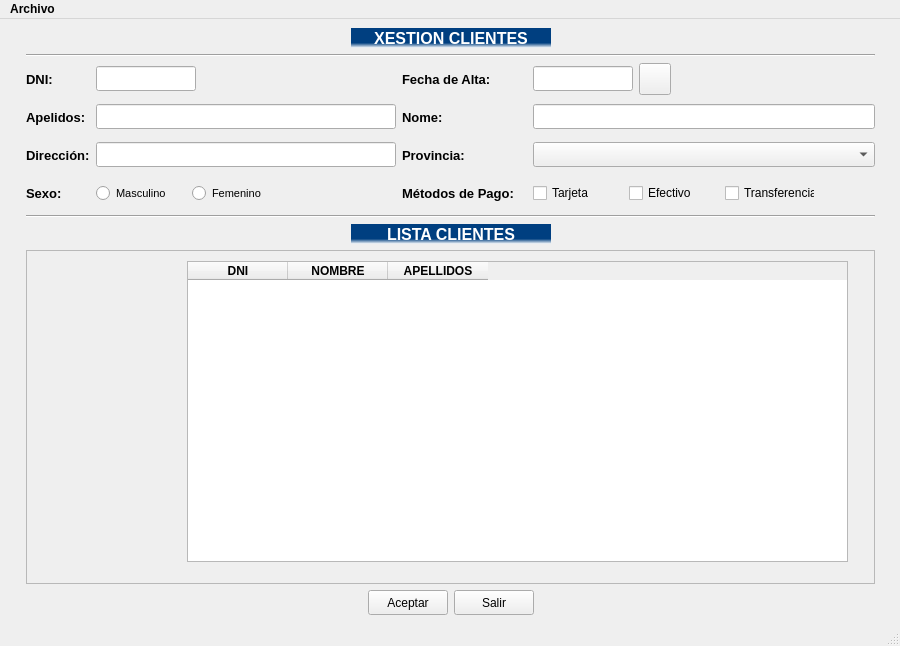
The window that ventana.ui (MelonRodante/ProyectoUno) describes before a commit, drawn with Qt 5.
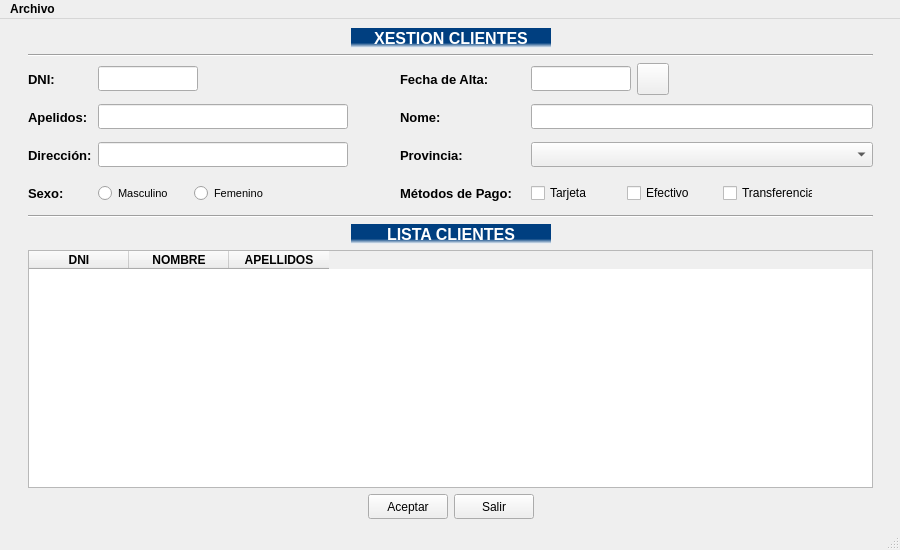
The same window after the commit. Icons and pictures are not drawn.

Commit message: Cambios en el layout y ventanas modales

Patch:
```diff
--- a/ventana.ui
+++ b/ventana.ui
@@ -7,13 +7,13 @@
     <x>0</x>
     <y>0</y>
     <width>900</width>
-    <height>646</height>
+    <height>550</height>
    </rect>
   </property>
   <property name="minimumSize">
    <size>
     <width>900</width>
-    <height>300</height>
+    <height>500</height>
    </size>
   </property>
   <property name="font">
@@ -67,173 +67,60 @@
       <property name="bottomMargin">
        <number>0</number>
       </property>
-      <item row="0" column="0" colspan="4">
-       <layout class="QHBoxLayout" name="hlTitulo">
-        <item>
-         <spacer name="horizontalSpacer_3">
-          <property name="orientation">
-           <enum>Qt::Horizontal</enum>
-          </property>
-          <property name="sizeHint" stdset="0">
-           <size>
-            <width>40</width>
-            <height>20</height>
-           </size>
-          </property>
-         </spacer>
-        </item>
-        <item>
-         <widget class="QLabel" name="lblTitulo">
-          <property name="minimumSize">
-           <size>
-            <width>200</width>
-            <height>20</height>
-           </size>
-          </property>
-          <property name="maximumSize">
-           <size>
-            <width>200</width>
-            <height>20</height>
-           </size>
-          </property>
-          <property name="font">
-           <font>
-            <pointsize>12</pointsize>
-            <weight>75</weight>
-            <bold>true</bold>
-           </font>
-          </property>
-          <property name="styleSheet">
-           <string notr="true">background-color: qlineargradient(spread:pad, x1:0, y1:0.743864, x2:0, y2:1, stop:0 rgba(0, 63, 128, 255), stop:1 rgba(255, 255, 255, 255));
-color: rgb(255, 255, 255);</string>
-          </property>
-          <property name="text">
-           <string>XESTION CLIENTES</string>
-          </property>
-          <property name="textFormat">
-           <enum>Qt::AutoText</enum>
-          </property>
-          <property name="scaledContents">
-           <bool>false</bool>
-          </property>
-          <property name="alignment">
-           <set>Qt::AlignCenter</set>
-          </property>
-         </widget>
-        </item>
-        <item>
-         <spacer name="horizontalSpacer_2">
-          <property name="orientation">
-           <enum>Qt::Horizontal</enum>
-          </property>
-          <property name="sizeHint" stdset="0">
-           <size>
-            <width>40</width>
-            <height>20</height>
-           </size>
-          </property>
-         </spacer>
-        </item>
-       </layout>
-      </item>
-      <item row="4" column="0">
-       <widget class="QLabel" name="lblApellidos">
-        <property name="sizePolicy">
-         <sizepolicy hsizetype="Fixed" vsizetype="Fixed">
-          <horstretch>0</horstretch>
-          <verstretch>0</verstretch>
-         </sizepolicy>
-        </property>
-        <property name="minimumSize">
-         <size>
-          <width>64</width>
-          <height>32</height>
-         </size>
-        </property>
-        <property name="maximumSize">
-         <size>
-          <width>64</width>
-          <height>32</height>
-         </size>
-        </property>
-        <property name="font">
-         <font>
-          <family>Tahoma</family>
-          <pointsize>10</pointsize>
-          <weight>75</weight>
-          <bold>true</bold>
-         </font>
-        </property>
-        <property name="text">
-         <string>Apelidos:</string>
-        </property>
-       </widget>
-      </item>
-      <item row="4" column="1">
-       <widget class="QLineEdit" name="editApellido">
-        <property name="minimumSize">
-         <size>
-          <width>300</width>
-          <height>25</height>
-         </size>
-        </property>
-        <property name="maximumSize">
-         <size>
-          <width>300</width>
-          <height>25</height>
-         </size>
-        </property>
-        <property name="font">
-         <font>
-          <family>Calibri</family>
-          <pointsize>12</pointsize>
-          <weight>50</weight>
-          <bold>false</bold>
-         </font>
-        </property>
-        <property name="text">
-         <string/>
-        </property>
-       </widget>
-      </item>
-      <item row="3" column="2">
-       <widget class="QLabel" name="lblFecha">
-        <property name="sizePolicy">
-         <sizepolicy hsizetype="Fixed" vsizetype="Fixed">
-          <horstretch>0</horstretch>
-          <verstretch>0</verstretch>
-         </sizepolicy>
-        </property>
-        <property name="minimumSize">
-         <size>
-          <width>125</width>
-          <height>32</height>
-         </size>
-        </property>
-        <property name="maximumSize">
-         <size>
-          <width>125</width>
-          <height>32</height>
-         </size>
-        </property>
-        <property name="font">
-         <font>
-          <family>Tahoma</family>
-          <pointsize>10</pointsize>
-          <weight>75</weight>
-          <bold>true</bold>
-         </font>
-        </property>
+      <item row="9" column="0" colspan="5">
+       <widget class="QTableWidget" name="tablaCli">
         <property name="frameShape">
-         <enum>QFrame::NoFrame</enum>
+         <enum>QFrame::StyledPanel</enum>
         </property>
-        <property name="text">
-         <string>Fecha de Alta:</string>
+        <property name="sizeAdjustPolicy">
+         <enum>QAbstractScrollArea::AdjustIgnored</enum>
         </property>
+        <column>
+         <property name="text">
+          <string>DNI</string>
+         </property>
+         <property name="font">
+          <font>
+           <weight>75</weight>
+           <bold>true</bold>
+          </font>
+         </property>
+         <property name="textAlignment">
+          <set>AlignCenter</set>
+         </property>
+        </column>
+        <column>
+         <property name="text">
+          <string>NOMBRE</string>
+         </property>
+         <property name="font">
+          <font>
+           <weight>75</weight>
+           <bold>true</bold>
+          </font>
+         </property>
+         <property name="textAlignment">
+          <set>AlignCenter</set>
+         </property>
+        </column>
+        <column>
+         <property name="text">
+          <string>APELLIDOS</string>
+         </property>
+         <property name="font">
+          <font>
+           <weight>75</weight>
+           <bold>true</bold>
+          </font>
+         </property>
+         <property name="textAlignment">
+          <set>AlignCenter</set>
+         </property>
+        </column>
        </widget>
       </item>
-      <item row="4" column="2">
-       <widget class="QLabel" name="lblNombre">
+      <item row="6" column="3">
+       <widget class="QLabel" name="lblPago">
         <property name="sizePolicy">
          <sizepolicy hsizetype="Fixed" vsizetype="Fixed">
           <horstretch>0</horstretch>
@@ -260,75 +147,92 @@
           <bold>true</bold>
          </font>
         </property>
-        <property name="layoutDirection">
-         <enum>Qt::LeftToRight</enum>
-        </property>
         <property name="text">
-         <string>Nome:</string>
+         <string>Métodos de Pago:</string>
         </property>
        </widget>
       </item>
-      <item row="5" column="1">
-       <widget class="QLineEdit" name="editDireccion">
-        <property name="minimumSize">
-         <size>
-          <width>300</width>
-          <height>25</height>
-         </size>
-        </property>
-        <property name="maximumSize">
-         <size>
-          <width>300</width>
-          <height>25</height>
-         </size>
-        </property>
-        <property name="font">
-         <font>
-          <family>Calibri</family>
-          <pointsize>12</pointsize>
-          <weight>50</weight>
-          <bold>false</bold>
-         </font>
-        </property>
-        <property name="text">
-         <string/>
-        </property>
-       </widget>
+      <item row="10" column="0" colspan="5">
+       <layout class="QHBoxLayout" name="hlBotones">
+        <item>
+         <spacer name="horizontalSpacer_4">
+          <property name="orientation">
+           <enum>Qt::Horizontal</enum>
+          </property>
+          <property name="sizeHint" stdset="0">
+           <size>
+            <width>40</width>
+            <height>20</height>
+           </size>
+          </property>
+         </spacer>
+        </item>
+        <item>
+         <widget class="QPushButton" name="btnAceptar">
+          <property name="minimumSize">
+           <size>
+            <width>80</width>
+            <height>25</height>
+           </size>
+          </property>
+          <property name="maximumSize">
+           <size>
+            <width>80</width>
+            <height>25</height>
+           </size>
+          </property>
+          <property name="font">
+           <font>
+            <weight>50</weight>
+            <bold>false</bold>
+           </font>
+          </property>
+          <property name="text">
+           <string>Aceptar</string>
+          </property>
+         </widget>
+        </item>
+        <item>
+         <widget class="QPushButton" name="btnSalir">
+          <property name="minimumSize">
+           <size>
+            <width>80</width>
+            <height>25</height>
+           </size>
+          </property>
+          <property name="maximumSize">
+           <size>
+            <width>80</width>
+            <height>25</height>
+           </size>
+          </property>
+          <property name="font">
+           <font>
+            <weight>50</weight>
+            <bold>false</bold>
+           </font>
+          </property>
+          <property name="text">
+           <string>Salir</string>
+          </property>
+         </widget>
+        </item>
+        <item>
+         <spacer name="horizontalSpacer_5">
+          <property name="orientation">
+           <enum>Qt::Horizontal</enum>
+          </property>
+          <property name="sizeHint" stdset="0">
+           <size>
+            <width>40</width>
+            <height>20</height>
+           </size>
+          </property>
+         </spacer>
+        </item>
+       </layout>
       </item>
-      <item row="5" column="2">
-       <widget class="QLabel" name="lblProvincia">
-        <property name="sizePolicy">
-         <sizepolicy hsizetype="Fixed" vsizetype="Fixed">
-          <horstretch>0</horstretch>
-          <verstretch>0</verstretch>
-         </sizepolicy>
-        </property>
-        <property name="minimumSize">
-         <size>
-          <width>125</width>
-          <height>32</height>
-         </size>
-        </property>
-        <property name="maximumSize">
-         <size>
-          <width>125</width>
-          <height>32</height>
-         </size>
-        </property>
-        <property name="font">
-         <font>
-          <family>Tahoma</family>
-          <pointsize>10</pointsize>
-          <weight>75</weight>
-          <bold>true</bold>
-         </font>
-        </property>
-        <property name="text">
-         <string>Provincia:</string>
-        </property>
-       </widget>
-      </item>
-      <item row="3" column="3">
+      <item row="3" column="4">
        <layout class="QHBoxLayout" name="hlFecha">
         <item>
          <widget class="QLineEdit" name="editFecha">
@@ -434,7 +338,235 @@
         </item>
        </layout>
       </item>
-      <item row="5" column="3">
+      <item row="4" column="0">
+       <widget class="QLabel" name="lblApellidos">
+        <property name="sizePolicy">
+         <sizepolicy hsizetype="Fixed" vsizetype="Fixed">
+          <horstretch>0</horstretch>
+          <verstretch>0</verstretch>
+         </sizepolicy>
+        </property>
+        <property name="minimumSize">
+         <size>
+          <width>64</width>
+          <height>32</height>
+         </size>
+        </property>
+        <property name="maximumSize">
+         <size>
+          <width>64</width>
+          <height>32</height>
+         </size>
+        </property>
+        <property name="font">
+         <font>
+          <family>Tahoma</family>
+          <pointsize>10</pointsize>
+          <weight>75</weight>
+          <bold>true</bold>
+         </font>
+        </property>
+        <property name="text">
+         <string>Apelidos:</string>
+        </property>
+       </widget>
+      </item>
+      <item row="0" column="0" colspan="5">
+       <layout class="QHBoxLayout" name="hlTitulo">
+        <item>
+         <spacer name="horizontalSpacer_3">
+          <property name="orientation">
+           <enum>Qt::Horizontal</enum>
+          </property>
+          <property name="sizeHint" stdset="0">
+           <size>
+            <width>40</width>
+            <height>20</height>
+           </size>
+          </property>
+         </spacer>
+        </item>
+        <item>
+         <widget class="QLabel" name="lblTitulo">
+          <property name="minimumSize">
+           <size>
+            <width>200</width>
+            <height>20</height>
+           </size>
+          </property>
+          <property name="maximumSize">
+           <size>
+            <width>200</width>
+            <height>20</height>
+           </size>
+          </property>
+          <property name="font">
+           <font>
+            <pointsize>12</pointsize>
+            <weight>75</weight>
+            <bold>true</bold>
+           </font>
+          </property>
+          <property name="styleSheet">
+           <string notr="true">background-color: qlineargradient(spread:pad, x1:0, y1:0.743864, x2:0, y2:1, stop:0 rgba(0, 63, 128, 255), stop:1 rgba(255, 255, 255, 255));
+color: rgb(255, 255, 255);</string>
+          </property>
+          <property name="text">
+           <string>XESTION CLIENTES</string>
+          </property>
+          <property name="textFormat">
+           <enum>Qt::AutoText</enum>
+          </property>
+          <property name="scaledContents">
+           <bool>false</bool>
+          </property>
+          <property name="alignment">
+           <set>Qt::AlignCenter</set>
+          </property>
+         </widget>
+        </item>
+        <item>
+         <spacer name="horizontalSpacer_2">
+          <property name="orientation">
+           <enum>Qt::Horizontal</enum>
+          </property>
+          <property name="sizeHint" stdset="0">
+           <size>
+            <width>40</width>
+            <height>20</height>
+           </size>
+          </property>
+         </spacer>
+        </item>
+       </layout>
+      </item>
+      <item row="3" column="3">
+       <widget class="QLabel" name="lblFecha">
+        <property name="sizePolicy">
+         <sizepolicy hsizetype="Fixed" vsizetype="Fixed">
+          <horstretch>0</horstretch>
+          <verstretch>0</verstretch>
+         </sizepolicy>
+        </property>
+        <property name="minimumSize">
+         <size>
+          <width>125</width>
+          <height>32</height>
+         </size>
+        </property>
+        <property name="maximumSize">
+         <size>
+          <width>125</width>
+          <height>32</height>
+         </size>
+        </property>
+        <property name="font">
+         <font>
+          <family>Tahoma</family>
+          <pointsize>10</pointsize>
+          <weight>75</weight>
+          <bold>true</bold>
+         </font>
+        </property>
+        <property name="frameShape">
+         <enum>QFrame::NoFrame</enum>
+        </property>
+        <property name="text">
+         <string>Fecha de Alta:</string>
+        </property>
+       </widget>
+      </item>
+      <item row="4" column="3">
+       <widget class="QLabel" name="lblNombre">
+        <property name="sizePolicy">
+         <sizepolicy hsizetype="Fixed" vsizetype="Fixed">
+          <horstretch>0</horstretch>
+          <verstretch>0</verstretch>
+         </sizepolicy>
+        </property>
+        <property name="minimumSize">
+         <size>
+          <width>125</width>
+          <height>32</height>
+         </size>
+        </property>
+        <property name="maximumSize">
+         <size>
+          <width>125</width>
+          <height>32</height>
+         </size>
+        </property>
+        <property name="font">
+         <font>
+          <family>Tahoma</family>
+          <pointsize>10</pointsize>
+          <weight>75</weight>
+          <bold>true</bold>
+         </font>
+        </property>
+        <property name="layoutDirection">
+         <enum>Qt::LeftToRight</enum>
+        </property>
+        <property name="text">
+         <string>Nome:</string>
+        </property>
+       </widget>
+      </item>
+      <item row="4" column="1">
+       <widget class="QLineEdit" name="editApellido">
+        <property name="minimumSize">
+         <size>
+          <width>250</width>
+          <height>25</height>
+         </size>
+        </property>
+        <property name="maximumSize">
+         <size>
+          <width>250</width>
+          <height>25</height>
+         </size>
+        </property>
+        <property name="font">
+         <font>
+          <family>Calibri</family>
+          <pointsize>12</pointsize>
+          <weight>50</weight>
+          <bold>false</bold>
+         </font>
+        </property>
+        <property name="text">
+         <string/>
+        </property>
+       </widget>
+      </item>
+      <item row="5" column="1">
+       <widget class="QLineEdit" name="editDireccion">
+        <property name="minimumSize">
+         <size>
+          <width>250</width>
+          <height>25</height>
+         </size>
+        </property>
+        <property name="maximumSize">
+         <size>
+          <width>250</width>
+          <height>25</height>
+         </size>
+        </property>
+        <property name="font">
+         <font>
+          <family>Calibri</family>
+          <pointsize>12</pointsize>
+          <weight>50</weight>
+          <bold>false</bold>
+         </font>
+        </property>
+        <property name="text">
+         <string/>
+        </property>
+       </widget>
+      </item>
+      <item row="5" column="4">
        <widget class="QComboBox" name="cmbProvincia">
         <property name="minimumSize">
          <size>
@@ -450,6 +582,39 @@
         </property>
        </widget>
       </item>
+      <item row="5" column="3">
+       <widget class="QLabel" name="lblProvincia">
+        <property name="sizePolicy">
+         <sizepolicy hsizetype="Fixed" vsizetype="Fixed">
+          <horstretch>0</horstretch>
+          <verstretch>0</verstretch>
+         </sizepolicy>
+        </property>
+        <property name="minimumSize">
+         <size>
+          <width>125</width>
+          <height>32</height>
+         </size>
+        </property>
+        <property name="maximumSize">
+         <size>
+          <width>125</width>
+          <height>32</height>
+         </size>
+        </property>
+        <property name="font">
+         <font>
+          <family>Tahoma</family>
+          <pointsize>10</pointsize>
+          <weight>75</weight>
+          <bold>true</bold>
+         </font>
+        </property>
+        <property name="text">
+         <string>Provincia:</string>
+        </property>
+       </widget>
+      </item>
       <item row="3" column="0">
        <widget class="QLabel" name="lblDNI">
         <property name="sizePolicy">
@@ -516,7 +681,7 @@
         </property>
        </widget>
       </item>
-      <item row="1" column="0" colspan="4">
+      <item row="1" column="0" colspan="5">
        <widget class="Line" name="lineaSuperior">
         <property name="orientation">
          <enum>Qt::Horizontal</enum>
@@ -609,39 +774,6 @@
         </item>
        </layout>
       </item>
-      <item row="4" column="3">
-       <widget class="QLineEdit" name="editNombre">
-        <property name="sizePolicy">
-         <sizepolicy hsizetype="Fixed" vsizetype="Fixed">
-          <horstretch>0</horstretch>
-          <verstretch>0</verstretch>
-         </sizepolicy>
-        </property>
-        <property name="minimumSize">
-         <size>
-          <width>342</width>
-          <height>25</height>
-         </size>
-        </property>
-        <property name="maximumSize">
-         <size>
-          <width>342</width>
-          <height>25</height>
-         </size>
-        </property>
-        <property name="font">
-         <font>
-          <family>Calibri</family>
-          <pointsize>12</pointsize>
-          <weight>50</weight>
-          <bold>false</bold>
-         </font>
-        </property>
-        <property name="text">
-         <string/>
-        </property>
-       </widget>
-      </item>
       <item row="5" column="0">
        <widget class="QLabel" name="lblDireccion">
         <property name="sizePolicy">
@@ -675,88 +807,8 @@
         </property>
        </widget>
       </item>
-      <item row="10" column="0" colspan="4">
-       <layout class="QHBoxLayout" name="hlBotones">
-        <item>
-         <spacer name="horizontalSpacer_4">
-          <property name="orientation">
-           <enum>Qt::Horizontal</enum>
-          </property>
-          <property name="sizeHint" stdset="0">
-           <size>
-            <width>40</width>
-            <height>20</height>
-           </size>
-          </property>
-         </spacer>
-        </item>
-        <item>
-         <widget class="QPushButton" name="btnAceptar">
-          <property name="minimumSize">
-           <size>
-            <width>80</width>
-            <height>25</height>
-           </size>
-          </property>
-          <property name="maximumSize">
-           <size>
-            <width>80</width>
-            <height>25</height>
-           </size>
-          </property>
-          <property name="font">
-           <font>
-            <weight>50</weight>
-            <bold>false</bold>
-           </font>
-          </property>
-          <property name="text">
-           <string>Aceptar</string>
-          </property>
-         </widget>
-        </item>
-        <item>
-         <widget class="QPushButton" name="btnSalir">
-          <property name="minimumSize">
-           <size>
-            <width>80</width>
-            <height>25</height>
-           </size>
-          </property>
-          <property name="maximumSize">
-           <size>
-            <width>80</width>
-            <height>25</height>
-           </size>
-          </property>
-          <property name="font">
-           <font>
-            <weight>50</weight>
-            <bold>false</bold>
-           </font>
-          </property>
-          <property name="text">
-           <string>Salir</string>
-          </property>
-         </widget>
-        </item>
-        <item>
-         <spacer name="horizontalSpacer_5">
-          <property name="orientation">
-           <enum>Qt::Horizontal</enum>
-          </property>
-          <property name="sizeHint" stdset="0">
-           <size>
-            <width>40</width>
-            <height>20</height>
-           </size>
-          </property>
-         </spacer>
-        </item>
-       </layout>
-      </item>
-      <item row="6" column="2">
-       <widget class="QLabel" name="lblPago">
+      <item row="4" column="4">
+       <widget class="QLineEdit" name="editNombre">
         <property name="sizePolicy">
          <sizepolicy hsizetype="Fixed" vsizetype="Fixed">
           <horstretch>0</horstretch>
@@ -765,26 +817,33 @@
         </property>
         <property name="minimumSize">
          <size>
-          <width>125</width>
-          <height>32</height>
+          <width>342</width>
+          <height>25</height>
          </size>
         </property>
         <property name="maximumSize">
          <size>
-          <width>125</width>
-          <height>32</height>
+          <width>342</width>
+          <height>25</height>
          </size>
         </property>
         <property name="font">
          <font>
-          <family>Tahoma</family>
-          <pointsize>10</pointsize>
-          <weight>75</weight>
-          <bold>true</bold>
+          <family>Calibri</family>
+          <pointsize>12</pointsize>
+          <weight>50</weight>
+          <bold>false</bold>
          </font>
         </property>
         <property name="text">
-         <string>Métodos de Pago:</string>
+         <string/>
+        </property>
+       </widget>
+      </item>
+      <item row="7" column="0" colspan="5">
+       <widget class="Line" name="lineaInferior">
+        <property name="orientation">
+         <enum>Qt::Horizontal</enum>
         </property>
        </widget>
       </item>
@@ -859,83 +918,7 @@
         </item>
        </layout>
       </item>
-      <item row="7" column="0" colspan="4">
-       <widget class="Line" name="lineaInferior">
-        <property name="orientation">
-         <enum>Qt::Horizontal</enum>
-        </property>
-       </widget>
-      </item>
-      <item row="8" column="0" colspan="4">
-       <layout class="QHBoxLayout" name="hlTitulo_2">
-        <item>
-         <spacer name="horizontalSpacer_10">
-          <property name="orientation">
-           <enum>Qt::Horizontal</enum>
-          </property>
-          <property name="sizeHint" stdset="0">
-           <size>
-            <width>40</width>
-            <height>20</height>
-           </size>
-          </property>
-         </spacer>
-        </item>
-        <item>
-         <widget class="QLabel" name="lblTitulo_2">
-          <property name="minimumSize">
-           <size>
-            <width>200</width>
-            <height>20</height>
-           </size>
-          </property>
-          <property name="maximumSize">
-           <size>
-            <width>200</width>
-            <height>20</height>
-           </size>
-          </property>
-          <property name="font">
-           <font>
-            <pointsize>12</pointsize>
-            <weight>75</weight>
-            <bold>true</bold>
-           </font>
-          </property>
-          <property name="styleSheet">
-           <string notr="true">background-color: qlineargradient(spread:pad, x1:0, y1:0.743864, x2:0, y2:1, stop:0 rgba(0, 63, 128, 255), stop:1 rgba(255, 255, 255, 255));
-color: rgb(255, 255, 255);</string>
-          </property>
-          <property name="text">
-           <string>LISTA CLIENTES</string>
-          </property>
-          <property name="textFormat">
-           <enum>Qt::AutoText</enum>
-          </property>
-          <property name="scaledContents">
-           <bool>false</bool>
-          </property>
-          <property name="alignment">
-           <set>Qt::AlignCenter</set>
-          </property>
-         </widget>
-        </item>
-        <item>
-         <spacer name="horizontalSpacer_11">
-          <property name="orientation">
-           <enum>Qt::Horizontal</enum>
-          </property>
-          <property name="sizeHint" stdset="0">
-           <size>
-            <width>40</width>
-            <height>20</height>
-           </size>
-          </property>
-         </spacer>
-        </item>
-       </layout>
-      </item>
-      <item row="6" column="3">
+      <item row="6" column="4">
        <layout class="QHBoxLayout" name="hlMetodosPago">
         <item>
          <widget class="QCheckBox" name="chkTarjeta">
@@ -1030,86 +1013,87 @@
         </item>
        </layout>
       </item>
-      <item row="9" column="0" colspan="4">
-       <widget class="QScrollArea" name="scrollArea">
-        <property name="widgetResizable">
-         <bool>true</bool>
-        </property>
-        <widget class="QWidget" name="scrollAreaWidgetContents">
-         <property name="geometry">
-          <rect>
-           <x>0</x>
-           <y>0</y>
-           <width>847</width>
-           <height>322</height>
-          </rect>
-         </property>
-         <property name="sizePolicy">
-          <sizepolicy hsizetype="Expanding" vsizetype="Expanding">
-           <horstretch>0</horstretch>
-           <verstretch>0</verstretch>
-          </sizepolicy>
-         </property>
-         <widget class="QTableWidget" name="tablaCli">
-          <property name="geometry">
-           <rect>
-            <x>160</x>
-            <y>10</y>
-            <width>661</width>
-            <height>301</height>
-           </rect>
+      <item row="8" column="0" colspan="5">
+       <layout class="QHBoxLayout" name="hlTitulo_2">
+        <item>
+         <spacer name="horizontalSpacer_10">
+          <property name="orientation">
+           <enum>Qt::Horizontal</enum>
           </property>
-          <property name="frameShape">
-           <enum>QFrame::StyledPanel</enum>
+          <property name="sizeHint" stdset="0">
+           <size>
+            <width>40</width>
+            <height>20</height>
+           </size>
           </property>
-          <property name="sizeAdjustPolicy">
-           <enum>QAbstractScrollArea::AdjustIgnored</enum>
+         </spacer>
+        </item>
+        <item>
+         <widget class="QLabel" name="lblTitulo_2">
+          <property name="minimumSize">
+           <size>
+            <width>200</width>
+            <height>20</height>
+           </size>
           </property>
-          <column>
-           <property name="text">
-            <string>DNI</string>
-           </property>
-           <property name="font">
-            <font>
-             <weight>75</weight>
-             <bold>true</bold>
-            </font>
-           </property>
-           <property name="textAlignment">
-            <set>AlignCenter</set>
-           </property>
-          </column>
-          <column>
-           <property name="text">
-            <string>NOMBRE</string>
-           </property>
-           <property name="font">
-            <font>
-             <weight>75</weight>
-             <bold>true</bold>
-            </font>
-           </property>
-           <property name="textAlignment">
-            <set>AlignCenter</set>
-           </property>
-          </column>
-          <column>
-           <property name="text">
-            <string>APELLIDOS</string>
-           </property>
-           <property name="font">
-            <font>
-             <weight>75</weight>
-             <bold>true</bold>
-            </font>
-           </property>
-           <property name="textAlignment">
-            <set>AlignCenter</set>
-           </property>
-          </column>
+          <property name="maximumSize">
+           <size>
+            <width>200</width>
+            <height>20</height>
+           </size>
+          </property>
+          <property name="font">
+           <font>
+            <pointsize>12</pointsize>
+            <weight>75</weight>
+            <bold>true</bold>
+           </font>
+          </property>
+          <property name="styleSheet">
+           <string notr="true">background-color: qlineargradient(spread:pad, x1:0, y1:0.743864, x2:0, y2:1, stop:0 rgba(0, 63, 128, 255), stop:1 rgba(255, 255, 255, 255));
+color: rgb(255, 255, 255);</string>
+          </property>
+          <property name="text">
+           <string>LISTA CLIENTES</string>
+          </property>
+          <property name="textFormat">
+           <enum>Qt::AutoText</enum>
+          </property>
+          <property name="scaledContents">
+           <bool>false</bool>
+          </property>
+          <property name="alignment">
+           <set>Qt::AlignCenter</set>
+          </property>
          </widget>
-        </widget>
-       </widget>
+        </item>
+        <item>
+         <spacer name="horizontalSpacer_11">
+          <property name="orientation">
+           <enum>Qt::Horizontal</enum>
+          </property>
+          <property name="sizeHint" stdset="0">
+           <size>
+            <width>40</width>
+            <height>20</height>
+           </size>
+          </property>
+         </spacer>
+        </item>
+       </layout>
+      </item>
+      <item row="3" column="2">
+       <spacer name="horizontalSpacer_13">
+        <property name="orientation">
+         <enum>Qt::Horizontal</enum>
+        </property>
+        <property name="sizeHint" stdset="0">
+         <size>
+          <width>40</width>
+          <height>20</height>
+         </size>
+        </property>
+       </spacer>
       </item>
      </layout>
     </item>
```
Left out of the diff: 26 changed lines with no effect on the pictures. The commit also changes 5 other files.
